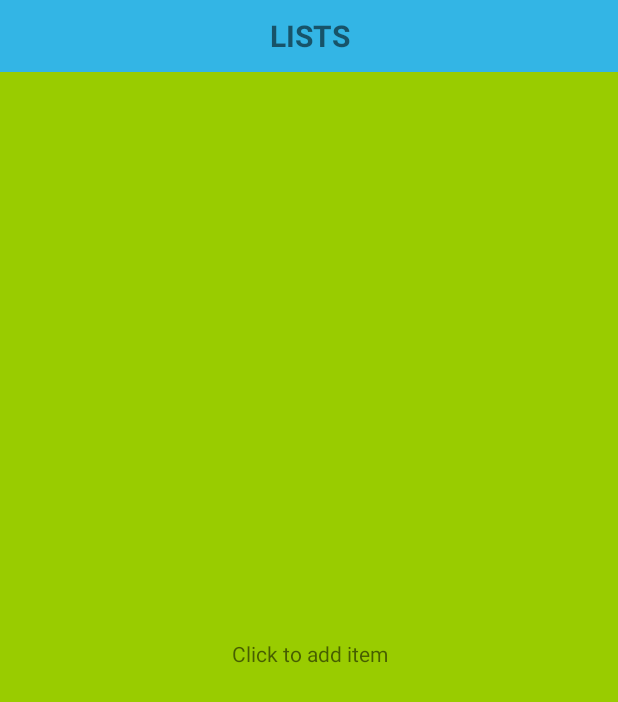
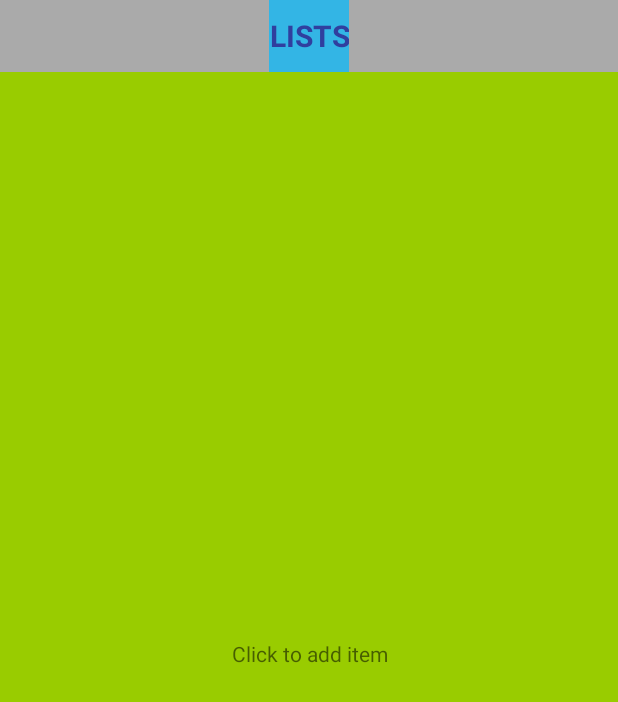
Before and after one commit to ZireJP/TimedLists, an Android app: the screen it shows after launch (MainActivity), on a phone screen of 412 x 824 dp. Shown: the top 702 px of the screen. Run offline under Robolectric (Android 15) with nearby library versions, the phone set to English and light mode, and no system bars.

Commit message:
added editable title

```diff
--- a/app/src/main/java/mytimer/julianpeters/xyz/timedlists/MainActivity.java
+++ b/app/src/main/java/mytimer/julianpeters/xyz/timedlists/MainActivity.java
@@ -27,10 +27,10 @@ import android.widget.TextView;
 public class MainActivity extends ListActivity implements LoaderManager.LoaderCallbacks<Cursor> {
 
     private SimpleCursorAdapter adapter;
-    protected TextView name;
+    protected EditText name;
     protected EditText editText;
     public boolean editIsActive = false;
-    private View overlay;
+    protected View overlay;
     protected MaxListView listView;
 
     @Override
@@ -53,9 +53,10 @@ public class MainActivity extends ListActivity implements LoaderManager.LoaderCa
         //iTouch.attachToRecyclerView();
         adapter = adapter();
         setListAdapter(adapter);
-        name = (TextView) findViewById(R.id.item_name);
+        name = (EditText) findViewById(R.id.edit_name);
         editText = (EditText) findViewById(R.id.edit_text);
         editText.setVisibility(View.GONE);
+        name.setEnabled(false);
         listView = (MaxListView) getListView();
         View footer = ((LayoutInflater)this.getSystemService(this.LAYOUT_INFLATER_SERVICE)).inflate(R.layout.footer_layout, null);
         listView.addFooterView(footer);
@@ -187,10 +188,10 @@ public class MainActivity extends ListActivity implements LoaderManager.LoaderCa
         return true;
     }
 
-    private boolean unfocusEdit() {
-        editText.clearFocus();
+    protected boolean unfocusEdit(View v) {
+        v.clearFocus();
         InputMethodManager imm = (InputMethodManager) getSystemService(Context.INPUT_METHOD_SERVICE);
-        imm.hideSoftInputFromWindow(editText.getWindowToken(), 0);
+        imm.hideSoftInputFromWindow(v.getWindowToken(), 0);
         return false;
     }
 
@@ -229,7 +230,7 @@ public class MainActivity extends ListActivity implements LoaderManager.LoaderCa
     }
 
     public void checkEdit() {
-        editIsActive = unfocusEdit();
+        editIsActive = unfocusEdit(editText);
         if (!editText.getText().toString().equals("")) {
             createItem();
         } else {
@@ -253,9 +254,12 @@ public class MainActivity extends ListActivity implements LoaderManager.LoaderCa
 
     }
 
-    protected void setEditable(View v) {
+    public void disableElse(View v) {
+
     }
 
-    public void editName(View v) {
+    public void unFocusTitle(View v) {
+
     }
+
 }
--- /dev/null
+++ b/app/src/main/res/drawable/edit_text.xml
@@ -0,0 +1,5 @@
+<?xml version="1.0" encoding="utf-8"?>
+<selector xmlns:android="http://schemas.android.com/apk/res/android">
+    <item android:state_enabled="false" android:color="@color/textColor"/>
+    <item android:color="@color/textColor"/>
+</selector>
--- a/app/src/main/res/layout/activity_main.xml
+++ b/app/src/main/res/layout/activity_main.xml
@@ -1,5 +1,7 @@
 <?xml version="1.0" encoding="utf-8"?>
 <RelativeLayout xmlns:android="http://schemas.android.com/apk/res/android"
+    android:descendantFocusability="beforeDescendants"
+    android:focusableInTouchMode="true"
     android:layout_width="match_parent"
     android:layout_height="match_parent">
 
@@ -7,45 +9,28 @@
         android:id="@+id/empty"
         android:layout_width="match_parent"
         android:layout_height="match_parent"
-        android:layout_below="@+id/item_name"
+        android:layout_below="@+id/editable_title"
         android:background="@android:color/holo_green_light"
         android:gravity="center"
         android:onClick="showAddItem"
         android:text="@string/click_to_add" />
 
-    <TextView
-        android:id="@+id/item_name"
-        android:onClick="showNotes"
-        android:layout_width="match_parent"
-        android:layout_height="48dip"
-        android:layout_alignParentTop="true"
-        android:background="@android:color/holo_blue_light"
-        android:gravity="center"
-        android:text="@string/main_title"
-        android:textSize="@dimen/text_size"
-        android:textStyle="bold" />
-
-    <View
-        android:id="@+id/placeholder"
-        android:layout_width="match_parent"
-        android:layout_height="48dip"
-        android:layout_below="@id/item_name"
-        android:visibility="invisible" />
+    <include layout="@layout/editable_title"/>
 
     <LinearLayout xmlns:android="http://schemas.android.com/apk/res/android"
         android:layout_width="match_parent"
         android:layout_height="match_parent"
         android:layout_above="@+id/run_button"
-        android:layout_below="@id/item_name"
+        android:layout_below="@id/editable_title"
         android:orientation="vertical">
 
         <EditText
             android:id="@+id/edit_text"
             android:layout_width="match_parent"
+            android:layout_height="48dip"
+            android:background="@android:color/holo_orange_light"
             android:textSize="@dimen/text_size"
-            android:textStyle="bold"
-            android:background="@android:color/holo_orange_light"
-            android:layout_height="48dip" />
+            android:textStyle="bold" />
 
         <mytimer.julianpeters.xyz.timedlists.MaxListView
             android:id="@+id/android:list"
@@ -67,12 +52,5 @@
         android:textStyle="bold"
         android:visibility="gone" />
 
-    <TextView
-        android:id="@+id/main_overlay"
-        android:layout_width="match_parent"
-        android:layout_height="match_parent"
-        android:layout_below="@id/placeholder"
-        android:alpha="@dimen/disabled_alpha"
-        android:background="@android:color/black"
-        android:visibility="invisible" />
+    <include layout="@layout/disable_overlay"/>
 </RelativeLayout>
--- /dev/null
+++ b/app/src/main/res/layout/disable_overlay.xml
@@ -0,0 +1,38 @@
+<?xml version="1.0" encoding="utf-8"?>
+<RelativeLayout xmlns:android="http://schemas.android.com/apk/res/android"
+    android:layout_width="match_parent"
+    android:layout_height="match_parent">
+
+    <View
+        android:id="@+id/placeholder1"
+        android:layout_width="match_parent"
+        android:layout_height="@dimen/list_item_size"
+        android:visibility="invisible"/>
+
+    <View
+        android:id="@+id/placeholder2"
+        android:layout_below="@id/placeholder1"
+        android:layout_width="match_parent"
+        android:layout_height="@dimen/list_item_size"
+        android:visibility="invisible"/>
+
+    <View
+        android:id="@+id/main_overlay"
+        android:layout_width="match_parent"
+        android:layout_height="match_parent"
+        android:layout_below="@id/placeholder2"
+        android:alpha="@dimen/disabled_alpha"
+        android:background="@android:color/black"
+        android:visibility="invisible" />
+
+    <View
+        android:id="@+id/full_overlay"
+        android:alpha="@dimen/disabled_alpha"
+        android:layout_below="@id/placeholder1"
+        android:layout_width="match_parent"
+        android:background="@android:color/black"
+        android:visibility="invisible"
+        android:onClick="unFocusTitle"
+        android:layout_height="match_parent" />
+
+</RelativeLayout>
--- /dev/null
+++ b/app/src/main/res/layout/editable_title.xml
@@ -0,0 +1,26 @@
+<?xml version="1.0" encoding="utf-8"?>
+<RelativeLayout xmlns:android="http://schemas.android.com/apk/res/android"
+    android:id="@+id/editable_title"
+    android:orientation="vertical" android:layout_width="match_parent"
+    android:layout_height="wrap_content">
+
+    <View
+        android:layout_width="match_parent"
+        android:layout_height="@dimen/list_item_size"
+        android:background="@android:color/darker_gray"
+        android:onClick="showNotes" />
+
+    <EditText
+        android:layout_centerInParent="true"
+        android:id="@+id/edit_name"
+        android:layout_width="wrap_content"
+        android:layout_height="48dip"
+        android:layout_alignParentTop="true"
+        android:background="@android:color/holo_blue_light"
+        android:gravity="center"
+        android:text="@string/main_title"
+        android:textColor="@drawable/edit_text"
+        android:textSize="@dimen/text_size"
+        android:textStyle="bold" />
+
+</RelativeLayout>
--- a/app/src/main/res/values/colors.xml
+++ b/app/src/main/res/values/colors.xml
@@ -4,4 +4,5 @@
     <color name="colorPrimaryDark">#303F9F</color>
     <color name="colorAccent">#FF4081</color>
     <color name="highlight">#33b5e5</color>
+    <color name="textColor">#303F9F</color>
 </resources>
```
Also changed, not shown: app/src/main/java/mytimer/julianpeters/xyz/timedlists/ItemActivity.java (+43 -9 lines), app/src/main/java/mytimer/julianpeters/xyz/timedlists/ListActivity.java (+34 -15 lines), app/src/main/res/layout/activity_item.xml (+8 -21 lines).
